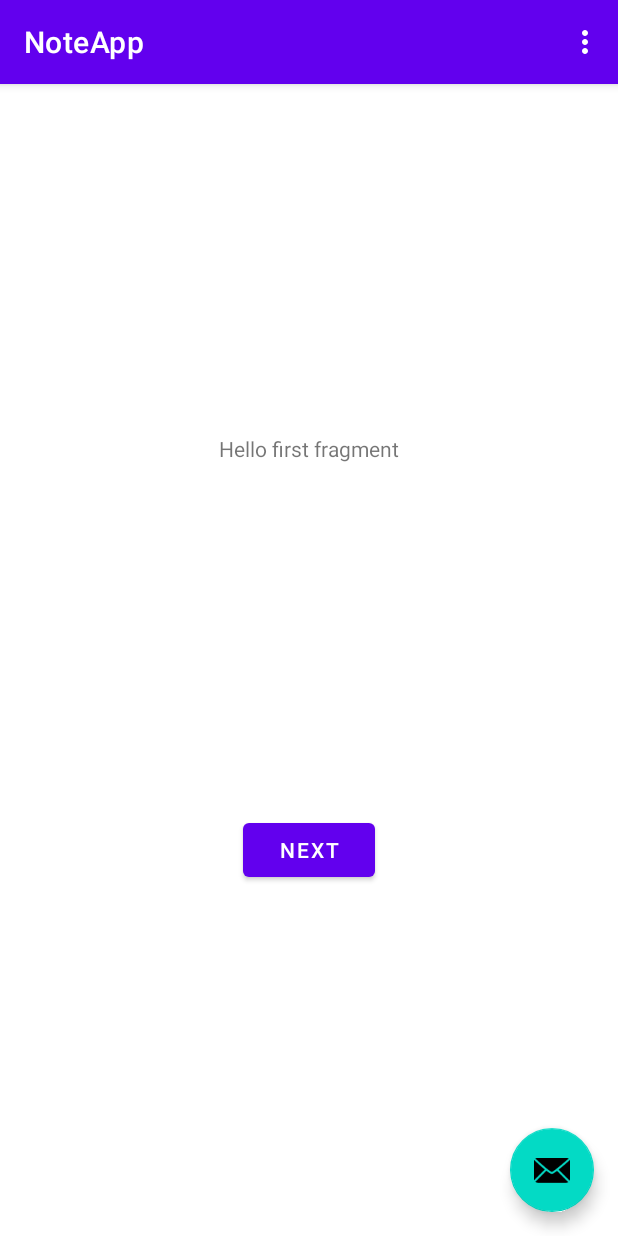
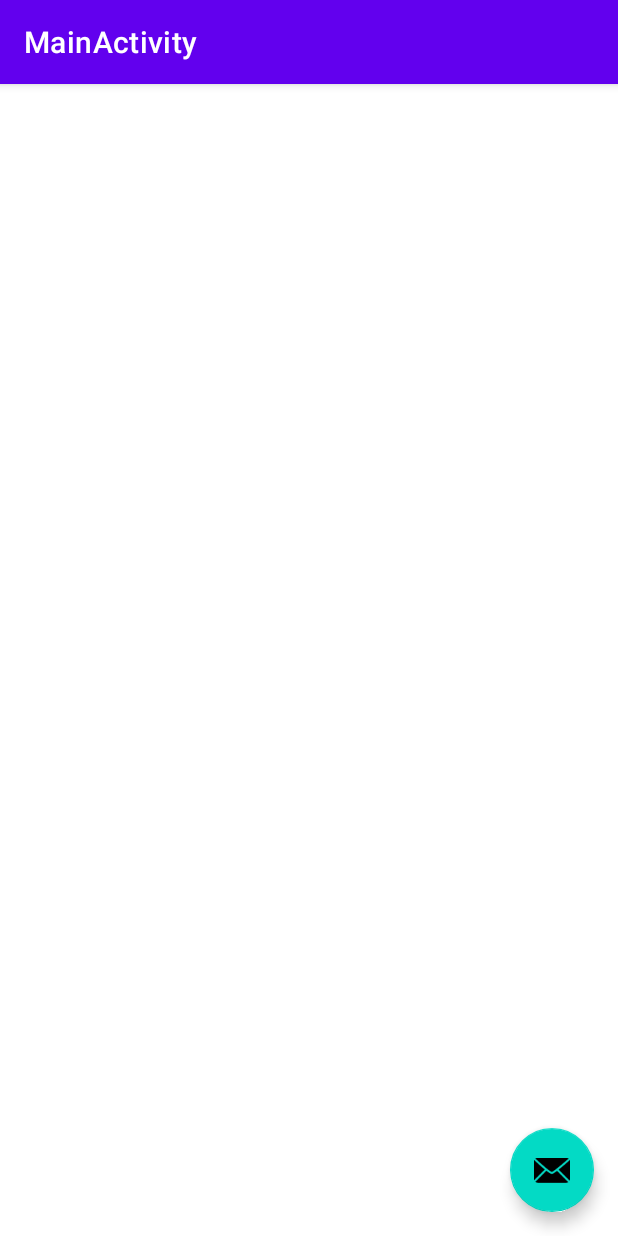
Before and after one commit to eliezergensburger/NoteApp5781, an Android app: the screen it shows after launch (MainActivity), on a phone screen of 412 x 824 dp. Run offline under Robolectric (Android 15) with nearby library versions, the phone set to English and light mode, and no system bars.

```diff
--- a/app/src/main/AndroidManifest.xml
+++ b/app/src/main/AndroidManifest.xml
@@ -10,8 +10,8 @@
         android:supportsRtl="true"
         android:theme="@style/Theme.NoteApp">
         <activity
-            android:name=".MainActivity"
-            android:label="@string/app_name"
+            android:name=".view.MainActivity"
+            android:label="@string/title_activity_main"
             android:theme="@style/Theme.NoteApp.NoActionBar">
             <intent-filter>
                 <action android:name="android.intent.action.MAIN" />
--- a/app/src/main/java/com/eliezer/noteapp/FirstFragment.java
+++ b/app/src/main/java/com/eliezer/noteapp/view/FirstFragment.java
@@ -1,4 +1,4 @@
-package com.eliezer.noteapp;
+package com.eliezer.noteapp.view;
 
 import android.os.Bundle;
 import android.view.LayoutInflater;
@@ -8,6 +8,8 @@ import android.view.ViewGroup;
 import androidx.annotation.NonNull;
 import androidx.fragment.app.Fragment;
 import androidx.navigation.fragment.NavHostFragment;
+
+import com.eliezer.noteapp.R;
 
 public class FirstFragment extends Fragment {
 
--- a/app/src/main/java/com/eliezer/noteapp/MainActivity.java
+++ b/app/src/main/java/com/eliezer/noteapp/view/MainActivity.java
@@ -1,4 +1,4 @@
-package com.eliezer.noteapp;
+package com.eliezer.noteapp.view;
 
 import android.os.Bundle;
 
@@ -10,8 +10,7 @@ import androidx.appcompat.widget.Toolbar;
 
 import android.view.View;
 
-import android.view.Menu;
-import android.view.MenuItem;
+import com.eliezer.noteapp.R;
 
 public class MainActivity extends AppCompatActivity {
 
@@ -31,26 +30,4 @@ public class MainActivity extends AppCompatActivity {
             }
         });
     }
-
-    @Override
-    public boolean onCreateOptionsMenu(Menu menu) {
-        // Inflate the menu; this adds items to the action bar if it is present.
-        getMenuInflater().inflate(R.menu.menu_main, menu);
-        return true;
-    }
-
-    @Override
-    public boolean onOptionsItemSelected(MenuItem item) {
-        // Handle action bar item clicks here. The action bar will
-        // automatically handle clicks on the Home/Up button, so long
-        // as you specify a parent activity in AndroidManifest.xml.
-        int id = item.getItemId();
-
-        //noinspection SimplifiableIfStatement
-        if (id == R.id.action_settings) {
-            return true;
-        }
-
-        return super.onOptionsItemSelected(item);
-    }
 }
--- a/app/src/main/java/com/eliezer/noteapp/SecondFragment.java
+++ b/app/src/main/java/com/eliezer/noteapp/view/SecondFragment.java
@@ -1,4 +1,4 @@
-package com.eliezer.noteapp;
+package com.eliezer.noteapp.view;
 
 import android.os.Bundle;
 import android.view.LayoutInflater;
@@ -8,6 +8,8 @@ import android.view.ViewGroup;
 import androidx.annotation.NonNull;
 import androidx.fragment.app.Fragment;
 import androidx.navigation.fragment.NavHostFragment;
+
+import com.eliezer.noteapp.R;
 
 public class SecondFragment extends Fragment {
 
--- a/app/src/main/java/com/eliezer/noteapp/viewmodel/NoteViewModel.java
+++ b/app/src/main/java/com/eliezer/noteapp/viewmodel/NoteViewModel.java
@@ -14,7 +14,7 @@ import java.util.List;
 public class NoteViewModel extends AndroidViewModel {
 
     private NoteRepositoryWithExecutor repository;
-    private LiveData<List<Note>> allNotes;
+    private final  LiveData<List<Note>> allNotes;
 
     public NoteViewModel(@NonNull Application application) {
         super(application);
--- a/app/src/main/res/layout/activity_main.xml
+++ b/app/src/main/res/layout/activity_main.xml
@@ -4,7 +4,7 @@
     xmlns:tools="http://schemas.android.com/tools"
     android:layout_width="match_parent"
     android:layout_height="match_parent"
-    tools:context=".MainActivity">
+    tools:context=".view.MainActivity">
 
     <com.google.android.material.appbar.AppBarLayout
         android:layout_width="match_parent"
--- a/app/src/main/res/layout/content_main.xml
+++ b/app/src/main/res/layout/content_main.xml
@@ -3,17 +3,4 @@
     xmlns:app="http://schemas.android.com/apk/res-auto"
     android:layout_width="match_parent"
     android:layout_height="match_parent"
-    app:layout_behavior="@string/appbar_scrolling_view_behavior">
-
-    <fragment
-        android:id="@+id/nav_host_fragment"
-        android:name="androidx.navigation.fragment.NavHostFragment"
-        android:layout_width="0dp"
-        android:layout_height="0dp"
-        app:defaultNavHost="true"
-        app:layout_constraintBottom_toBottomOf="parent"
-        app:layout_constraintLeft_toLeftOf="parent"
-        app:layout_constraintRight_toRightOf="parent"
-        app:layout_constraintTop_toTopOf="parent"
-        app:navGraph="@navigation/nav_graph" />
-</androidx.constraintlayout.widget.ConstraintLayout>
+    app:layout_behavior="@string/appbar_scrolling_view_behavior"></androidx.constraintlayout.widget.ConstraintLayout>
--- a/app/src/main/res/menu/menu_main.xml
+++ b/app/src/main/res/menu/menu_main.xml
@@ -1,7 +1,7 @@
 <menu xmlns:android="http://schemas.android.com/apk/res/android"
     xmlns:app="http://schemas.android.com/apk/res-auto"
     xmlns:tools="http://schemas.android.com/tools"
-    tools:context="com.eliezer.noteapp.MainActivity">
+    tools:context="com.eliezer.noteapp.view.MainActivity">
     <item
         android:id="@+id/action_settings"
         android:orderInCategory="100"
--- a/app/src/main/res/values/strings.xml
+++ b/app/src/main/res/values/strings.xml
@@ -9,4 +9,5 @@
 
     <string name="hello_first_fragment">Hello first fragment</string>
     <string name="hello_second_fragment">Hello second fragment. Arg: %1$s</string>
+    <string name="title_activity_main">MainActivity</string>
 </resources>
```
Also changed, not shown: app/src/main/res/navigation/nav_graph.xml (+20 -0 lines), app/src/main/res/values-night/themes.xml (+11 -0 lines), app/src/main/res/values/themes.xml (+10 -0 lines).
